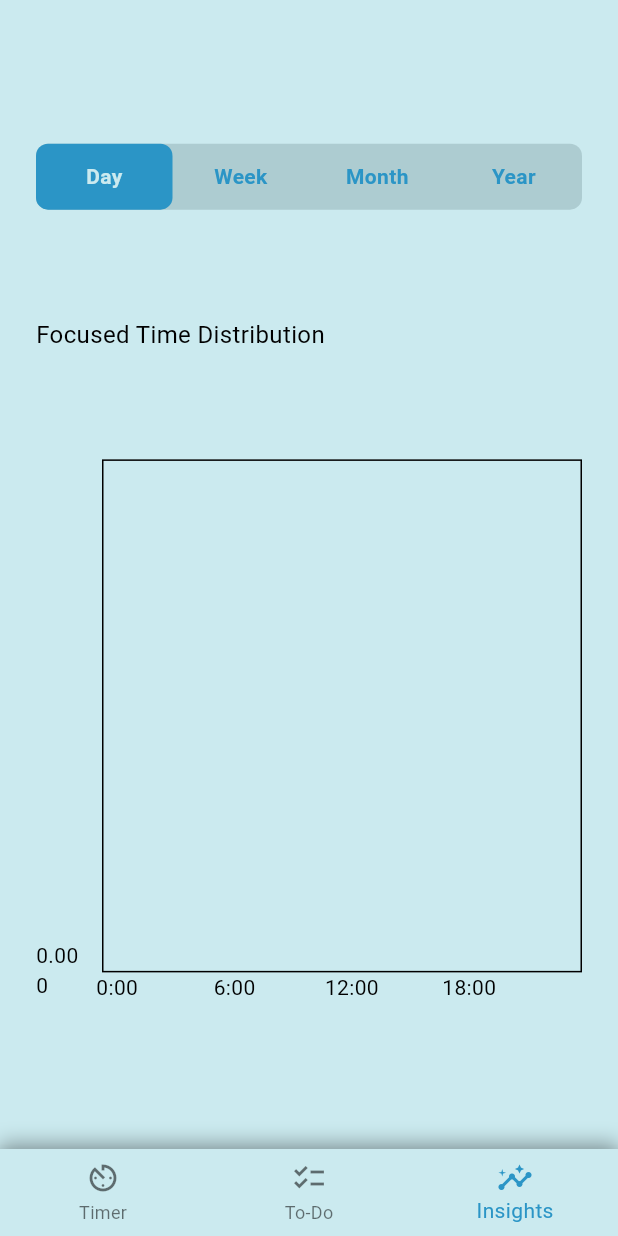
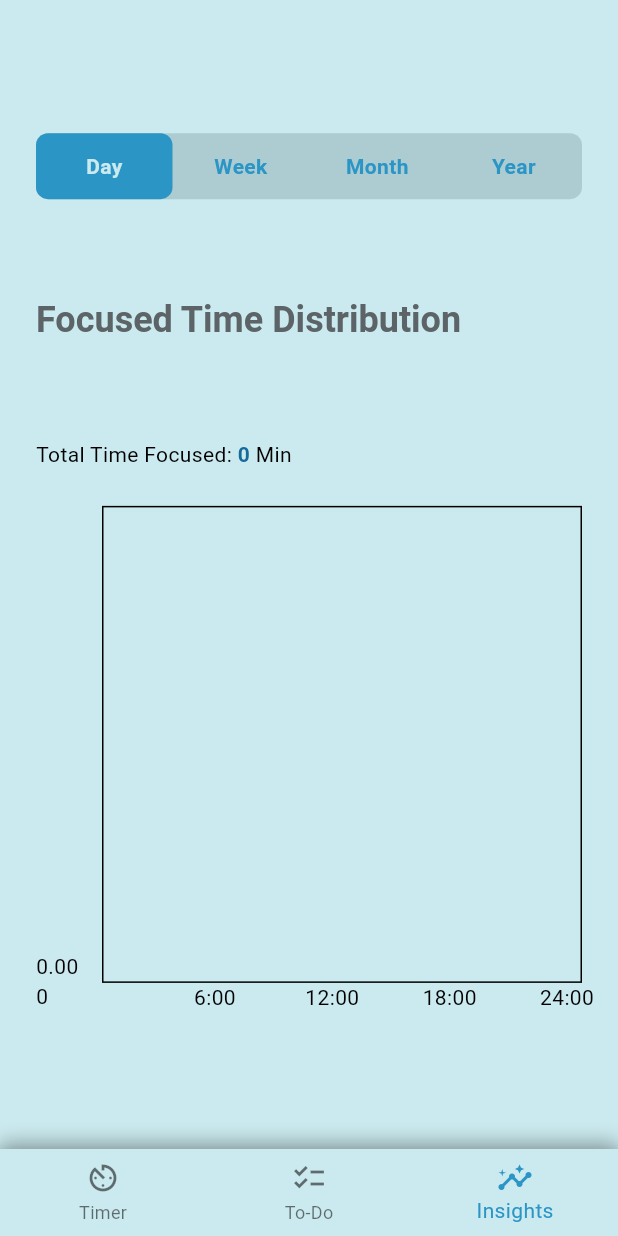
Before and after one commit to AustenLynn/climber, a Flutter app: the screen it shows after launch, item 3 of the bottom bar chosen, on a phone screen of 412 x 824 dp. Run offline on Flutter 3.47's test engine with Material 3 defaults, Android fonts, the phone set to English and light mode, and no system bars; drawn by our look-alikes of fl_chart; our stand-ins replace floor, sqflite, syncfusion_flutter_gauges; accounts and stored records are empty; generated files the repository leaves out were written again.

Commit message:
chart changes

```diff
--- a/lib/config/theme/theme_data.dart
+++ b/lib/config/theme/theme_data.dart
@@ -5,8 +5,9 @@ ThemeData lightMode = ThemeData(
     brightness: Brightness.light,
     textTheme: const TextTheme(
     headlineLarge: TextStyle(fontSize: 72, fontWeight: FontWeight.bold, color: Color(0xFF5c6467)),
+        headlineMedium: TextStyle(fontSize: 24, fontWeight: FontWeight.bold, color: Color(0xFF5c6467)),
 
-      bodySmall: TextStyle(fontSize: 18, color: Color(0xFF5c6467) )
+      bodySmall: TextStyle(fontSize: 18, color: Color(0xFF5c6467)),
 
 
 
--- a/lib/screens/Insights/insights_screen.dart
+++ b/lib/screens/Insights/insights_screen.dart
@@ -34,7 +34,7 @@ class InsightsScreenState extends State<InsightsScreen> {
        crossAxisAlignment: CrossAxisAlignment.start,
        children: [
         CustomTabBar(onTap: onTabSelected, tabs: tabs, selectedIndex: selectedIndex),
-         const Text("Focused Time Distribution", style: TextStyle(fontSize: 16),
+         Text("Focused Time Distribution", style: Theme.of(context).textTheme.headlineMedium,
          ),
          FocusedTimeChart(selectedIndex: selectedIndex, database: widget.database),
        ],
--- a/lib/screens/Insights/widgets/focused_time_chart.dart
+++ b/lib/screens/Insights/widgets/focused_time_chart.dart
@@ -20,6 +20,7 @@ class FocusedTimeChart extends StatefulWidget {
 class _FocusedTimeChartState extends State<FocusedTimeChart> {
 
   List<BarChartGroupData> _barGroups = [];
+  int totalTimeFocused = 0;
 
   @override
   void initState() {
@@ -84,6 +85,7 @@ class _FocusedTimeChartState extends State<FocusedTimeChart> {
   }
 
   List<BarChartGroupData> _formatSessionsData(List<Session> sessionList) {
+    totalTimeFocused = 0;
     debugPrint('Sessions found:');
     for (final session in sessionList) {
       debugPrint(
@@ -124,9 +126,10 @@ class _FocusedTimeChartState extends State<FocusedTimeChart> {
       }
 
       durations[groupIndex] = (durations[groupIndex] ?? 0) + session.minutes;
+      totalTimeFocused += session.minutes;
     }
 
-    // Create BarChartGroupData from the durations
+    final maxDuration = durations.values.isNotEmpty ? durations.values.reduce((a, b) => a > b ? a : b) : 0.0;
     return durations.entries.map((entry) {
       final index = entry.key;
       final durationInMinutes = entry.value;
@@ -134,6 +137,11 @@ class _FocusedTimeChartState extends State<FocusedTimeChart> {
         x: index,
         barRods: [
           BarChartRodData(
+            backDrawRodData: BackgroundBarChartRodData(
+              toY: maxDuration,
+              color: Theme.of(context).colorScheme.tertiary,
+              show: true
+            ),
             toY: durationInMinutes,
             color: Colors.blue,
           ),
@@ -144,9 +152,28 @@ class _FocusedTimeChartState extends State<FocusedTimeChart> {
 
   @override
   Widget build(BuildContext context) {
-    return AspectRatio(
+    return Column(
+      mainAxisAlignment: MainAxisAlignment.spaceEvenly,
+      crossAxisAlignment: CrossAxisAlignment.start,
+      children: [
+        Text.rich(
+          TextSpan(
+            text: "Total Time Focused: ",
+      children: [
+        TextSpan(
+          text: totalTimeFocused.toString(),
+          style: TextStyle(color: Theme.of(context).colorScheme.secondary, fontWeight: FontWeight.bold),
+        ),
+        TextSpan(
+            text: " Min",
+        ),
+      ]
+    ),
+        ),
+        AspectRatio(
           aspectRatio: 1,
           child: Container(
+            padding: EdgeInsets.only(top: 24),
             child: BarChart(
               BarChartData(
                 barGroups: _barGroups,
@@ -159,6 +186,8 @@ class _FocusedTimeChartState extends State<FocusedTimeChart> {
               ),
             ),
           ),
+        ),
+      ],
     );
   }
 
@@ -167,16 +196,17 @@ class _FocusedTimeChartState extends State<FocusedTimeChart> {
                 sideTitles: SideTitles(
                   showTitles: true,
                   getTitlesWidget: (value, meta) {
+                    int newValue = (value.toInt())+1;
                     if (selectedIndex == 3 || selectedIndex == 1) return Text('${value.toInt() + 1}');
-                    if (value % 6 != 0 ) {return const SizedBox.shrink();}
+                    if (newValue % 6 != 0 ) {return const SizedBox.shrink();}
                     if (selectedIndex == 0 ){
                       return Text(
-                        '${value.toInt()}:00',
+                        '${newValue}:00',
                       );
                     }
                     if (selectedIndex == 2){
                       return Text(
-                        '${value.toInt()}',
+                        '${newValue}',
                       );
                     }
                     return const SizedBox.shrink();
```
Also changed, not shown: 1 other file. Lines whose indentation alone changed are shown as unchanged.
